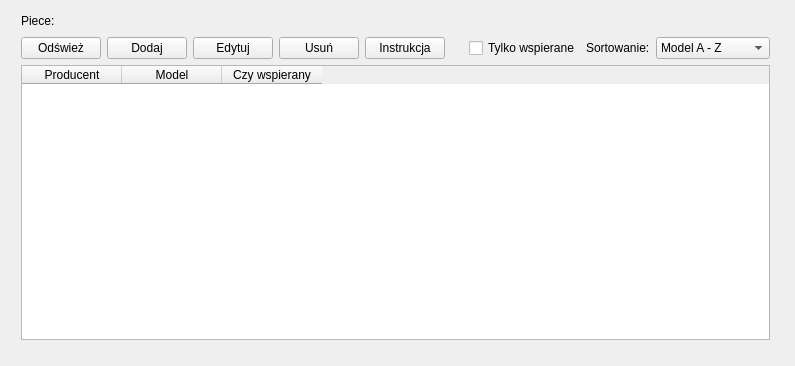
This is CELEJ_PROJEKT_SERWIS_PIEC_v2/furnaceswidget.ui in kcelej/Celej_Firma_Piec_Biuro_Repo as Qt 5 draws it before an edit. The edited form follows.
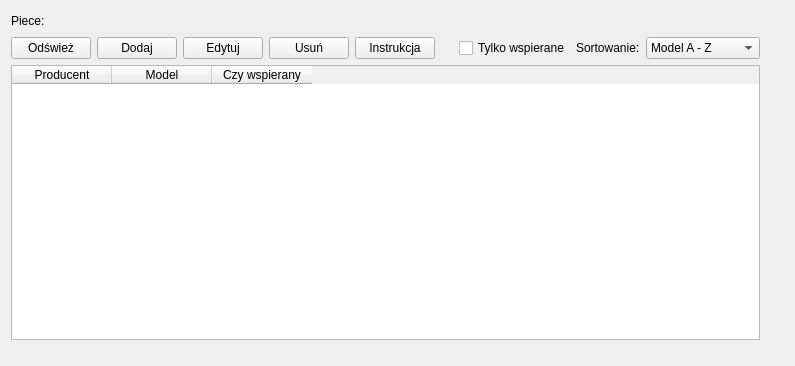
This is the edited form.

The edit to the form file:
```diff
--- a/CELEJ_PROJEKT_SERWIS_PIEC_v2/furnaceswidget.ui
+++ b/CELEJ_PROJEKT_SERWIS_PIEC_v2/furnaceswidget.ui
@@ -16,7 +16,7 @@
   <widget class="QWidget" name="layoutWidget">
    <property name="geometry">
     <rect>
-     <x>10</x>
+     <x>0</x>
      <y>0</y>
      <width>771</width>
      <height>351</height>
```
Left out of the diff: 4 changed lines with no effect on the pictures.
